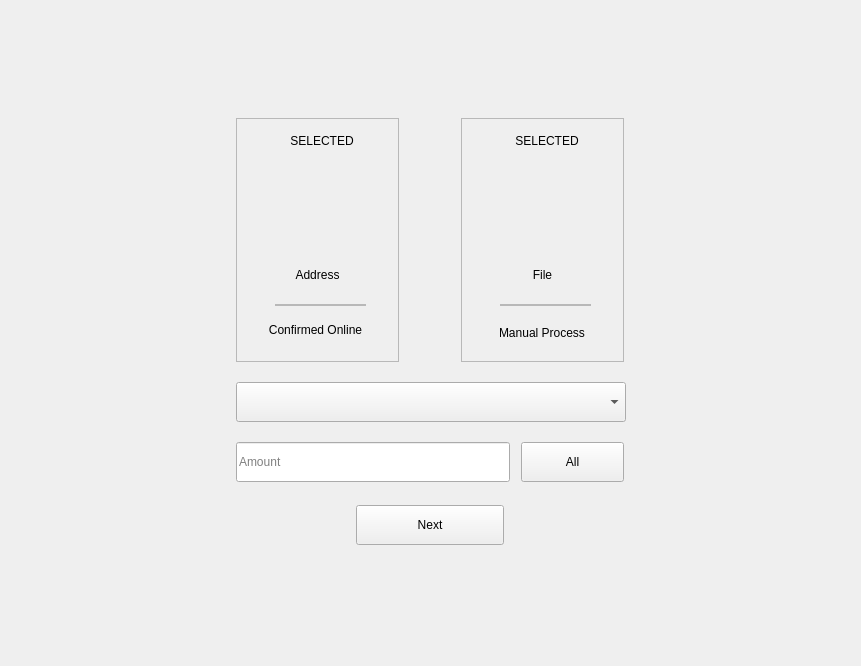
Old version of the form windows/g_sendStarting.ui in the repository 0xkobe/mwc-wallet.
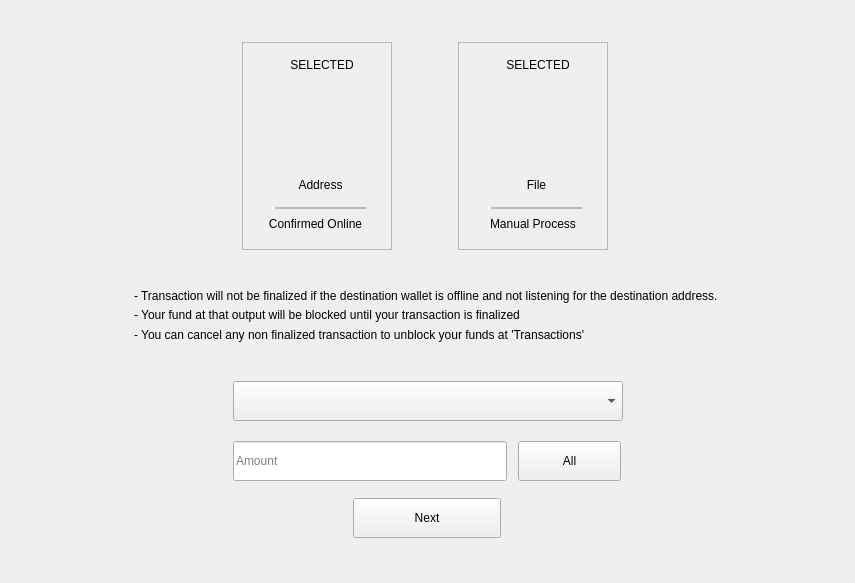
New version of the form. Icons and pictures are not drawn. Custom widgets are drawn as their Qt base class.

Commit message: https://github.com/mwcproject/mwc-qt-wallet/issues/141

```diff
--- a/windows/g_sendStarting.ui
+++ b/windows/g_sendStarting.ui
@@ -6,43 +6,41 @@
    <rect>
     <x>0</x>
     <y>0</y>
-    <width>861</width>
-    <height>666</height>
+    <width>855</width>
+    <height>583</height>
    </rect>
   </property>
   <property name="windowTitle">
    <string>Form</string>
   </property>
-  <layout class="QVBoxLayout" name="verticalLayout_2" stretch="1,0,1">
+  <layout class="QVBoxLayout" name="verticalLayout">
    <property name="spacing">
     <number>0</number>
    </property>
+   <property name="leftMargin">
+    <number>3</number>
+   </property>
+   <property name="topMargin">
+    <number>3</number>
+   </property>
+   <property name="rightMargin">
+    <number>3</number>
+   </property>
+   <property name="bottomMargin">
+    <number>3</number>
+   </property>
    <item>
-    <layout class="QHBoxLayout" name="horizontalLayout_3">
-     <item>
-      <widget class="QWidget" name="verticalSpacer_4" native="true">
-       <property name="minimumSize">
-        <size>
-         <width>0</width>
-         <height>60</height>
-        </size>
-       </property>
-      </widget>
-     </item>
-     <item>
-      <spacer name="horizontalSpacer_5">
-       <property name="orientation">
-        <enum>Qt::Horizontal</enum>
-       </property>
-       <property name="sizeHint" stdset="0">
-        <size>
-         <width>40</width>
-         <height>20</height>
-        </size>
-       </property>
-      </spacer>
-     </item>
-    </layout>
+    <spacer name="verticalSpacer">
+     <property name="orientation">
+      <enum>Qt::Vertical</enum>
+     </property>
+     <property name="sizeHint" stdset="0">
+      <size>
+       <width>20</width>
+       <height>34</height>
+      </size>
+     </property>
+    </spacer>
    </item>
    <item>
     <layout class="QHBoxLayout" name="horizontalLayout">
@@ -69,14 +67,14 @@
        </property>
        <property name="minimumSize">
         <size>
-         <width>390</width>
-         <height>430</height>
+         <width>600</width>
+         <height>500</height>
         </size>
        </property>
        <property name="maximumSize">
         <size>
-         <width>390</width>
-         <height>430</height>
+         <width>600</width>
+         <height>500</height>
         </size>
        </property>
        <property name="frameShape">
@@ -88,10 +86,10 @@
        <widget class="control::MwcCheckedFrame" name="onlineChecked">
         <property name="geometry">
          <rect>
-          <x>0</x>
+          <x>114</x>
           <y>0</y>
-          <width>163</width>
-          <height>244</height>
+          <width>150</width>
+          <height>208</height>
          </rect>
         </property>
         <property name="focusPolicy">
@@ -110,9 +108,9 @@
          <property name="geometry">
           <rect>
            <x>39</x>
-           <y>48</y>
-           <width>88</width>
-           <height>79</height>
+           <y>42</y>
+           <width>79</width>
+           <height>70</height>
           </rect>
          </property>
          <property name="text">
@@ -128,10 +126,10 @@
         <widget class="control::MwcLabelLarge" name="label_2">
          <property name="geometry">
           <rect>
-           <x>30</x>
-           <y>144</y>
+           <x>27</x>
+           <y>132</y>
            <width>103</width>
-           <height>25</height>
+           <height>22</height>
           </rect>
          </property>
          <property name="text">
@@ -144,8 +142,8 @@
         <widget class="control::MwcLine" name="frame_2">
          <property name="geometry">
           <rect>
-           <x>39</x>
-           <y>186</y>
+           <x>33</x>
+           <y>165</y>
            <width>91</width>
            <height>2</height>
           </rect>
@@ -160,8 +158,8 @@
         <widget class="control::MwcLabelNormal" name="label_3">
          <property name="geometry">
           <rect>
-           <x>10</x>
-           <y>198</y>
+           <x>4</x>
+           <y>168</y>
            <width>139</width>
            <height>28</height>
           </rect>
@@ -176,7 +174,7 @@
         <widget class="control::MwcLabelSmall" name="onlineLabel">
          <property name="geometry">
           <rect>
-           <x>24</x>
+           <x>18</x>
            <y>12</y>
            <width>124</width>
            <height>22</height>
@@ -193,10 +191,10 @@
        <widget class="control::MwcCheckedFrame" name="fileChecked">
         <property name="geometry">
          <rect>
-          <x>225</x>
+          <x>330</x>
           <y>0</y>
-          <width>163</width>
-          <height>244</height>
+          <width>150</width>
+          <height>208</height>
          </rect>
         </property>
         <property name="focusPolicy">
@@ -217,10 +215,10 @@
         <widget class="QLabel" name="label_13">
          <property name="geometry">
           <rect>
-           <x>54</x>
-           <y>51</y>
-           <width>61</width>
-           <height>85</height>
+           <x>48</x>
+           <y>42</y>
+           <width>58</width>
+           <height>73</height>
           </rect>
          </property>
          <property name="text">
@@ -236,10 +234,10 @@
         <widget class="control::MwcLabelLarge" name="label_14">
          <property name="geometry">
           <rect>
-           <x>30</x>
-           <y>144</y>
+           <x>27</x>
+           <y>132</y>
            <width>103</width>
-           <height>25</height>
+           <height>22</height>
           </rect>
          </property>
          <property name="text">
@@ -252,8 +250,8 @@
         <widget class="control::MwcLine" name="frame_9">
          <property name="geometry">
           <rect>
-           <x>39</x>
-           <y>186</y>
+           <x>33</x>
+           <y>165</y>
            <width>91</width>
            <height>2</height>
           </rect>
@@ -268,8 +266,8 @@
         <widget class="control::MwcLabelNormal" name="label_15">
          <property name="geometry">
           <rect>
-           <x>13</x>
-           <y>204</y>
+           <x>7</x>
+           <y>171</y>
            <width>136</width>
            <height>22</height>
           </rect>
@@ -284,7 +282,7 @@
         <widget class="control::MwcLabelSmall" name="fileLabel">
          <property name="geometry">
           <rect>
-           <x>24</x>
+           <x>18</x>
            <y>12</y>
            <width>124</width>
            <height>22</height>
@@ -301,8 +299,8 @@
        <widget class="control::MwcComboBox" name="accountComboBox">
         <property name="geometry">
          <rect>
-          <x>0</x>
-          <y>264</y>
+          <x>105</x>
+          <y>339</y>
           <width>390</width>
           <height>40</height>
          </rect>
@@ -332,8 +330,8 @@
        <widget class="control::MwcLineEditNormal" name="amountEdit">
         <property name="geometry">
          <rect>
-          <x>0</x>
-          <y>324</y>
+          <x>105</x>
+          <y>399</y>
           <width>274</width>
           <height>40</height>
          </rect>
@@ -366,8 +364,8 @@
        <widget class="control::MwcPushButtonNormal" name="allAmountButton">
         <property name="geometry">
          <rect>
-          <x>285</x>
-          <y>324</y>
+          <x>390</x>
+          <y>399</y>
           <width>103</width>
           <height>40</height>
          </rect>
@@ -397,8 +395,8 @@
        <widget class="control::MwcPushButtonNormal" name="nextButton">
         <property name="geometry">
          <rect>
-          <x>120</x>
-          <y>387</y>
+          <x>225</x>
+          <y>456</y>
           <width>148</width>
           <height>40</height>
          </rect>
@@ -425,6 +423,29 @@
          <string>Next</string>
         </property>
        </widget>
+       <widget class="control::MwcLabelSmall" name="label_4">
+        <property name="geometry">
+         <rect>
+          <x>6</x>
+          <y>231</y>
+          <width>598</width>
+          <height>91</height>
+         </rect>
+        </property>
+        <property name="text">
+         <string>&lt;!DOCTYPE HTML PUBLIC &quot;-//W3C//DTD HTML 4.0//EN&quot; &quot;http://www.w3.org/TR/REC-html40/strict.dtd&quot;&gt;
+&lt;html&gt;&lt;head&gt;&lt;meta name=&quot;qrichtext&quot; content=&quot;1&quot; /&gt;&lt;style type=&quot;text/css&quot;&gt;
+p, li { white-space: pre-wrap; }
+&lt;/style&gt;&lt;/head&gt;&lt;body style=&quot;line-height:138%;&quot;&gt;
+&lt;p&gt;
+- Transaction will not be finalized if the destination wallet is offline and not listening for the destination address.&lt;br/&gt;
+- Your fund at that output will be blocked until your transaction is finalized&lt;br/&gt;
+- You can cancel any non finalized transaction to unblock your funds at 'Transactions'&lt;/p&gt;&lt;/body&gt;&lt;/html&gt;</string>
+        </property>
+        <property name="wordWrap">
+         <bool>true</bool>
+        </property>
+       </widget>
       </widget>
      </item>
      <item>
@@ -443,114 +464,17 @@
     </layout>
    </item>
    <item>
-    <layout class="QVBoxLayout" name="verticalLayout" stretch="1,0,1">
-     <property name="spacing">
-      <number>0</number>
+    <spacer name="verticalSpacer_2">
+     <property name="orientation">
+      <enum>Qt::Vertical</enum>
      </property>
-     <item>
-      <spacer name="verticalSpacer_2">
-       <property name="orientation">
-        <enum>Qt::Vertical</enum>
-       </property>
-       <property name="sizeHint" stdset="0">
-        <size>
-         <width>20</width>
-         <height>90</height>
-        </size>
-       </property>
-      </spacer>
-     </item>
-     <item>
-      <layout class="QHBoxLayout" name="horizontalLayout_2">
-       <property name="spacing">
-        <number>0</number>
-       </property>
-       <item>
-        <spacer name="horizontalSpacer_3">
-         <property name="orientation">
-          <enum>Qt::Horizontal</enum>
-         </property>
-         <property name="sizeHint" stdset="0">
-          <size>
-           <width>40</width>
-           <height>20</height>
-          </size>
-         </property>
-        </spacer>
-       </item>
-       <item>
-        <widget class="control::MwcLabelProgress" name="progress">
-         <property name="sizePolicy">
-          <sizepolicy hsizetype="Preferred" vsizetype="Preferred">
-           <horstretch>0</horstretch>
-           <verstretch>0</verstretch>
-          </sizepolicy>
-         </property>
-         <property name="minimumSize">
-          <size>
-           <width>50</width>
-           <height>50</height>
-          </size>
-         </property>
-         <property name="maximumSize">
-          <size>
-           <width>50</width>
-           <height>50</height>
-          </size>
-         </property>
-         <property name="text">
-          <string/>
-         </property>
-         <property name="pixmap">
-          <pixmap>:/img/loader.gif</pixmap>
-         </property>
-        </widget>
-       </item>
-       <item>
-        <widget class="QWidget" name="widget" native="true">
-         <property name="minimumSize">
-          <size>
-           <width>1</width>
-           <height>50</height>
-          </size>
-         </property>
-         <property name="maximumSize">
-          <size>
-           <width>1</width>
-           <height>50</height>
-          </size>
-         </property>
-        </widget>
-       </item>
-       <item>
-        <spacer name="horizontalSpacer_4">
-         <property name="orientation">
-          <enum>Qt::Horizontal</enum>
-         </property>
-         <property name="sizeHint" stdset="0">
-          <size>
-           <width>40</width>
-           <height>20</height>
-          </size>
-         </property>
-        </spacer>
-       </item>
-      </layout>
-     </item>
-     <item>
-      <spacer name="verticalSpacer_3">
-       <property name="orientation">
-        <enum>Qt::Vertical</enum>
-       </property>
-       <property name="sizeHint" stdset="0">
-        <size>
-         <width>20</width>
-         <height>40</height>
-        </size>
-       </property>
-      </spacer>
-     </item>
-    </layout>
+     <property name="sizeHint" stdset="0">
+      <size>
+       <width>20</width>
+       <height>35</height>
+      </size>
+     </property>
+    </spacer>
    </item>
   </layout>
  </widget>
@@ -561,20 +485,10 @@
    <header>control/MwcPushButton.h</header>
   </customwidget>
   <customwidget>
-   <class>control::MwcLabelProgress</class>
-   <extends>QLabel</extends>
-   <header>control/MwcLabelProgress.h</header>
-  </customwidget>
-  <customwidget>
-   <class>control::MwcLabelNormal</class>
+   <class>control::MwcLabelLarge</class>
    <extends>QLabel</extends>
    <header>control/MwcLabel.h</header>
   </customwidget>
-  <customwidget>
-   <class>control::MwcComboBox</class>
-   <extends>QComboBox</extends>
-   <header>control/MwcComboBox.h</header>
-  </customwidget>
   <customwidget>
    <class>control::MwcLineEditNormal</class>
    <extends>QLineEdit</extends>
@@ -592,10 +506,15 @@
    <header>control/MwcLabel.h</header>
   </customwidget>
   <customwidget>
-   <class>control::MwcLabelLarge</class>
+   <class>control::MwcLabelNormal</class>
    <extends>QLabel</extends>
    <header>control/MwcLabel.h</header>
   </customwidget>
+  <customwidget>
+   <class>control::MwcComboBox</class>
+   <extends>QComboBox</extends>
+   <header>control/MwcComboBox.h</header>
+  </customwidget>
   <customwidget>
    <class>control::MwcCheckedFrame</class>
    <extends>QFrame</extends>
```
The commit also changes 1 other file.
